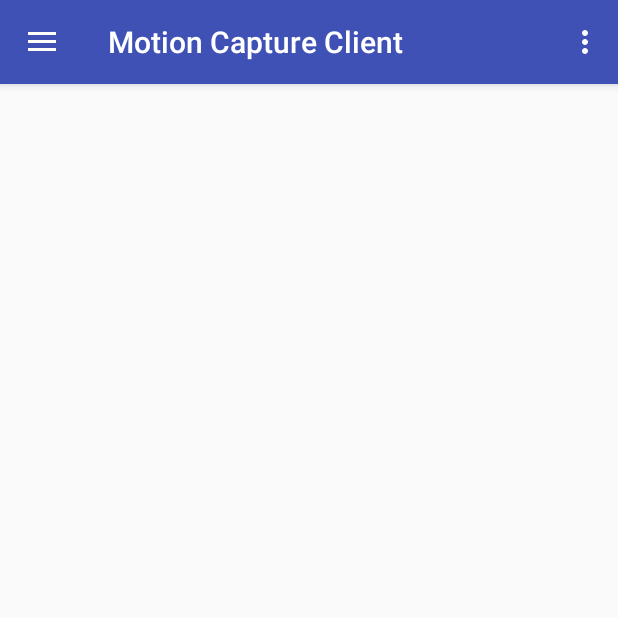
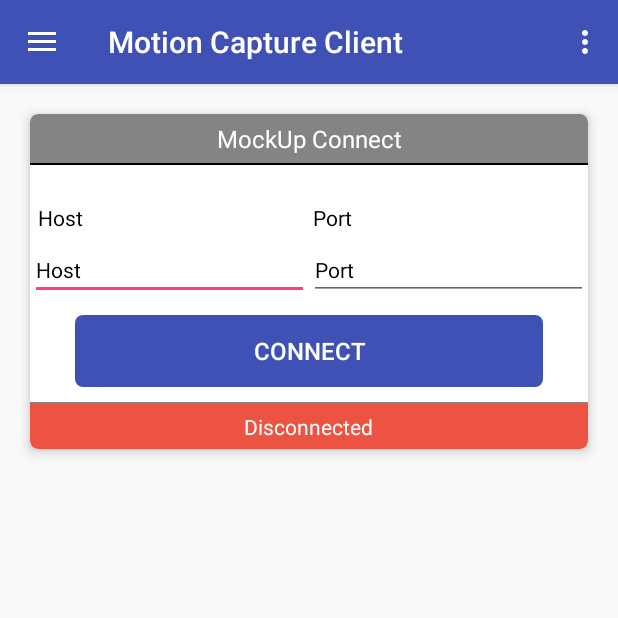
Before and after one commit to mockupThesis/android, an Android app: the screen it shows after launch (MainActivity), on a phone screen of 412 x 824 dp, the top half of it. Run offline under Robolectric (Android 15) with nearby library versions, the phone set to English and light mode, and no system bars.

Commit message:
Main design skeleton and WiFi Settgins intent #1

```diff
--- a/app/build.gradle
+++ b/app/build.gradle
@@ -24,6 +24,7 @@ dependencies {
     implementation 'com.android.support.constraint:constraint-layout:1.0.2'
     implementation 'com.android.support:design:26.1.0'
     implementation 'com.android.support:support-v4:26.1.0'
+    implementation 'com.android.support:cardview-v7:26.1.0'
     testImplementation 'junit:junit:4.12'
     androidTestImplementation 'com.android.support.test:runner:1.0.1'
     androidTestImplementation 'com.android.support.test.espresso:espresso-core:3.0.1'
--- a/app/src/main/java/hu/webandmore/androidmocapclient/app/ui/main/MainActivity.java
+++ b/app/src/main/java/hu/webandmore/androidmocapclient/app/ui/main/MainActivity.java
@@ -1,5 +1,7 @@
 package hu.webandmore.androidmocapclient.app.ui.main;
 
+import android.content.ComponentName;
+import android.content.Intent;
 import android.os.Bundle;
 import android.support.v7.widget.Toolbar;
 import android.view.Menu;
@@ -34,6 +36,14 @@ public class MainActivity extends MainMenu {
         int id = item.getItemId();
 
         if (id == R.id.action_settings) {
+            final Intent intent = new Intent(Intent.ACTION_MAIN, null);
+            intent.addCategory(Intent.CATEGORY_LAUNCHER);
+            final ComponentName cn =
+                    new ComponentName("com.android.settings",
+                            "com.android.settings.wifi.WifiSettings");
+            intent.setComponent(cn);
+            intent.setFlags(Intent.FLAG_ACTIVITY_NEW_TASK);
+            startActivity(intent);
             return true;
         }
 
--- /dev/null
+++ b/app/src/main/res/drawable-v24/card_header.xml
@@ -0,0 +1,7 @@
+<?xml version="1.0" encoding="utf-8"?>
+<shape xmlns:android="http://schemas.android.com/apk/res/android" android:shape="rectangle" android:padding="10dp">
+    <solid android:color="@color/grey"/>
+    <corners
+        android:topLeftRadius="5dp"
+        android:topRightRadius="5dp"/>
+</shape>
--- /dev/null
+++ b/app/src/main/res/drawable-v24/connected_card_feedback.xml
@@ -0,0 +1,8 @@
+<?xml version="1.0" encoding="utf-8"?>
+<shape xmlns:android="http://schemas.android.com/apk/res/android" android:shape="rectangle" android:padding="10dp">
+    <solid android:color="@color/green"/>
+    <corners
+        android:bottomRightRadius="5dp"
+        android:bottomLeftRadius="5dp"
+        />
+</shape>
--- /dev/null
+++ b/app/src/main/res/drawable-v24/disconnected_card_feedback.xml
@@ -0,0 +1,7 @@
+<?xml version="1.0" encoding="utf-8"?>
+<shape xmlns:android="http://schemas.android.com/apk/res/android" android:shape="rectangle" android:padding="10dp">
+    <solid android:color="@color/red"/>
+    <corners
+        android:bottomRightRadius="5dp"
+        android:bottomLeftRadius="5dp" />
+</shape>
--- /dev/null
+++ b/app/src/main/res/drawable/button_rounded_primary.xml
@@ -0,0 +1,9 @@
+<?xml version="1.0" encoding="utf-8"?>
+<shape xmlns:android="http://schemas.android.com/apk/res/android" android:shape="rectangle" android:padding="10dp">
+    <solid android:color="@color/colorPrimary"/>
+    <corners
+        android:bottomRightRadius="5dp"
+        android:bottomLeftRadius="5dp"
+        android:topLeftRadius="5dp"
+        android:topRightRadius="5dp"/>
+</shape>
--- a/app/src/main/res/layout/content_main.xml
+++ b/app/src/main/res/layout/content_main.xml
@@ -1,5 +1,5 @@
 <?xml version="1.0" encoding="utf-8"?>
-<android.support.constraint.ConstraintLayout xmlns:android="http://schemas.android.com/apk/res/android"
+<LinearLayout xmlns:android="http://schemas.android.com/apk/res/android"
     xmlns:app="http://schemas.android.com/apk/res-auto"
     xmlns:tools="http://schemas.android.com/tools"
     android:layout_width="match_parent"
@@ -8,4 +8,14 @@
     tools:context="hu.webandmore.androidmocapclient.app.ui.main.MainActivity"
     tools:showIn="@layout/app_bar_main">
 
-</android.support.constraint.ConstraintLayout>
+    <LinearLayout
+        android:layout_width="match_parent"
+        android:layout_height="wrap_content"
+        android:orientation="vertical">
+
+        <include layout="@layout/mockup_card"/>
+
+    </LinearLayout>
+
+
+</LinearLayout>
--- /dev/null
+++ b/app/src/main/res/layout/mockup_card.xml
@@ -0,0 +1,138 @@
+<?xml version="1.0" encoding="utf-8"?>
+<android.support.v7.widget.CardView xmlns:android="http://schemas.android.com/apk/res/android"
+    android:layout_width="match_parent"
+    android:layout_height="wrap_content"
+    xmlns:app="http://schemas.android.com/apk/res-auto"
+    xmlns:card_view="http://schemas.android.com/tools"
+    android:layout_marginTop="20dp"
+    android:layout_marginBottom="20dp"
+    android:layout_marginStart="20dp"
+    android:layout_marginEnd="20dp"
+    app:cardCornerRadius="5dp"
+    android:padding="10dp"
+    app:cardElevation="5dp"
+    card_view:background="@color/black"
+    android:orientation="vertical">
+
+    <LinearLayout
+        android:layout_width="match_parent"
+        android:layout_height="wrap_content"
+        android:orientation="vertical"
+        >
+
+        <LinearLayout
+            android:layout_width="match_parent"
+            android:layout_height="wrap_content"
+            android:background="@drawable/card_header">
+
+            <TextView
+                android:layout_width="match_parent"
+                android:layout_height="wrap_content"
+                android:padding="5dp"
+                android:text="@string/mockup_connect"
+                android:textColor="@color/white"
+                android:textAlignment="center"
+                android:textSize="16sp"/>
+
+        </LinearLayout>
+
+        <View
+            android:layout_width="match_parent"
+            android:layout_height="1dp"
+            android:background="@color/black"/>
+
+        <LinearLayout
+            android:layout_width="match_parent"
+            android:weightSum="100"
+            android:layout_marginTop="20dp"
+            android:padding="5dp"
+            android:layout_height="wrap_content"
+            android:orientation="horizontal"
+            >
+
+            <TextView
+                android:layout_width="0dp"
+                android:layout_weight="50"
+                android:layout_height="wrap_content"
+                android:text="@string/host"
+                android:textSize="14sp"
+                android:textColor="@color/black"/>
+
+            <TextView
+                android:layout_width="0dp"
+                android:layout_weight="50"
+                android:layout_height="wrap_content"
+                android:layout_marginStart="6dp"
+                android:text="@string/port"
+                android:textSize="14sp"
+                android:textColor="@color/black"/>
+
+        </LinearLayout>
+
+        <LinearLayout
+            android:layout_width="match_parent"
+            android:weightSum="100"
+            android:layout_height="wrap_content"
+            android:orientation="horizontal"
+            >
+
+            <EditText
+                android:id="@+id/mockup_host"
+                android:layout_width="0dp"
+                android:layout_weight="50"
+                android:layout_height="wrap_content"
+                android:text="@string/host"
+                android:textSize="14sp"
+                android:textColor="@color/black"/>
+
+            <EditText
+                android:id="@+id/mockup_port"
+                android:layout_width="0dp"
+                android:layout_weight="50"
+                android:layout_height="wrap_content"
+                android:text="@string/port"
+                android:textSize="14sp"
+                android:textColor="@color/black"/>
+
+        </LinearLayout>
+
+        <Button
+            android:layout_width="match_parent"
+            android:layout_height="wrap_content"
+            android:layout_marginTop="10dp"
+            android:layout_marginBottom="10dp"
+            android:layout_marginStart="30dp"
+            android:layout_marginEnd="30dp"
+            android:text="@string/connect"
+            android:textColor="@color/white"
+            android:background="@drawable/button_rounded_primary"
+            android:textSize="16sp"/>
+
+        <View
+            android:layout_width="match_parent"
+            android:layout_height="1dp"
+            android:background="@color/grey"/>
+
+        <RelativeLayout
+            android:id="@+id/mockup_feedback"
+            android:layout_width="match_parent"
+            android:layout_height="wrap_content"
+            android:background="@drawable/disconnected_card_feedback"
+            >
+
+            <TextView
+                android:id="@+id/mockup_feedback_text"
+                android:layout_width="wrap_content"
+                android:layout_height="wrap_content"
+                android:layout_marginTop="5dp"
+                android:layout_marginBottom="5dp"
+                android:text="@string/disconnected"
+                android:textColor="@color/white"
+                android:layout_centerInParent="true"/>
+
+        </RelativeLayout>
+
+
+    </LinearLayout>
+
+</android.support.v7.widget.CardView>
--- a/app/src/main/res/values/colors.xml
+++ b/app/src/main/res/values/colors.xml
@@ -3,4 +3,9 @@
     <color name="colorPrimary">#3F51B5</color>
     <color name="colorPrimaryDark">#303F9F</color>
     <color name="colorAccent">#FF4081</color>
+    <color name="black">#000000</color>
+    <color name="white">#FFFFFF</color>
+    <color name="grey">#848484</color>
+    <color name="red">#ed5342</color>
+    <color name="green">#4fb54f</color>
 </resources>
--- a/app/src/main/res/values/strings.xml
+++ b/app/src/main/res/values/strings.xml
@@ -1,6 +1,6 @@
 <resources>
     <string name="app_name">Motion Capture Client</string>
-    <string name="action_settings">Settings</string>
+    <string name="action_settings">WiFi Settings</string>
 
     <!-- TODO: Remove or change this placeholder text -->
     <string name="hello_blank_fragment">Hello blank fragment</string>
@@ -11,5 +11,11 @@
     <string name="mockup">MockUp</string>
     <string name="humanoid_robot">Humanoid robot</string>
     <string name="settings_title">Settings</string>
+    <string name="mockup_connect">MockUp Connect</string>
+    <string name="host">Host</string>
+    <string name="port">Port</string>
+    <string name="connect">Connect</string>
+    <string name="feedback">Feedback</string>
+    <string name="disconnected">Disconnected</string>
 
 </resources>
```
